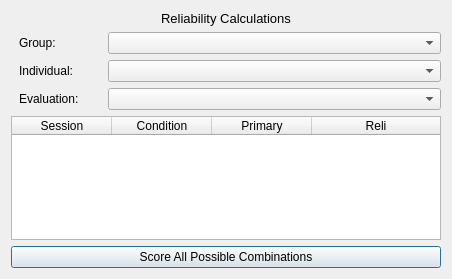
This is reliabilitydialog.ui in miyamot0/DataTracker3 as Qt 5 draws it before an edit. The edited form follows.
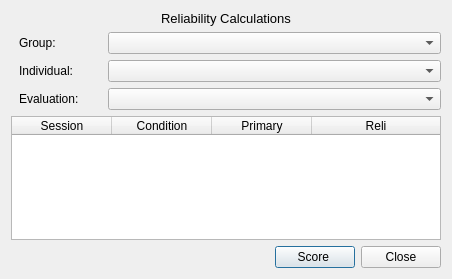
This is the edited form.

```diff
--- a/reliabilitydialog.ui
+++ b/reliabilitydialog.ui
@@ -129,11 +129,35 @@
     </widget>
    </item>
    <item>
-    <widget class="QPushButton" name="pushButton">
-     <property name="text">
-      <string>Score All Possible Combinations</string>
-     </property>
-    </widget>
+    <layout class="QHBoxLayout" name="horizontalLayout">
+     <item>
+      <spacer name="horizontalSpacer">
+       <property name="orientation">
+        <enum>Qt::Horizontal</enum>
+       </property>
+       <property name="sizeHint" stdset="0">
+        <size>
+         <width>40</width>
+         <height>20</height>
+        </size>
+       </property>
+      </spacer>
+     </item>
+     <item>
+      <widget class="QPushButton" name="pushButton">
+       <property name="text">
+        <string>Score </string>
+       </property>
+      </widget>
+     </item>
+     <item>
+      <widget class="QPushButton" name="pushButton_2">
+       <property name="text">
+        <string>Close</string>
+       </property>
+      </widget>
+     </item>
+    </layout>
    </item>
   </layout>
  </widget>
```
Left out of the diff: 19 changed lines with no effect on the pictures.
